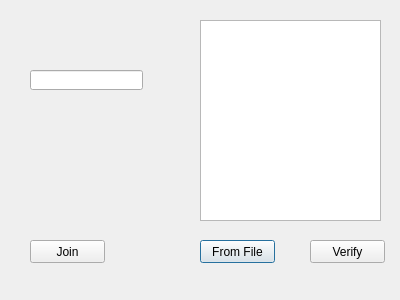
This is QtClient/QtClient/SettingsWindowJoin.ui in motykatomasz/CoreWar-Client_QT as Qt 5 draws it before an edit. The edited form follows.
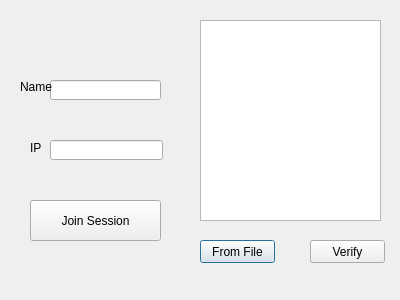
This is the edited form.

Patch:
```diff
--- a/QtClient/QtClient/SettingsWindowJoin.ui
+++ b/QtClient/QtClient/SettingsWindowJoin.ui
@@ -53,25 +53,61 @@
    <property name="geometry">
     <rect>
      <x>30</x>
-     <y>240</y>
-     <width>75</width>
-     <height>23</height>
+     <y>200</y>
+     <width>131</width>
+     <height>41</height>
     </rect>
    </property>
    <property name="text">
-    <string>Join</string>
+    <string>Join Session</string>
    </property>
   </widget>
   <widget class="QLineEdit" name="nameLine">
    <property name="geometry">
     <rect>
-     <x>30</x>
-     <y>70</y>
+     <x>50</x>
+     <y>80</y>
+     <width>111</width>
+     <height>20</height>
+    </rect>
+   </property>
+  </widget>
+  <widget class="QLabel" name="label">
+   <property name="geometry">
+    <rect>
+     <x>20</x>
+     <y>80</y>
+     <width>47</width>
+     <height>13</height>
+    </rect>
+   </property>
+   <property name="text">
+    <string>Name</string>
+   </property>
+  </widget>
+  <widget class="QLineEdit" name="lineIP">
+   <property name="geometry">
+    <rect>
+     <x>50</x>
+     <y>140</y>
      <width>113</width>
      <height>20</height>
     </rect>
    </property>
   </widget>
+  <widget class="QLabel" name="label_6">
+   <property name="geometry">
+    <rect>
+     <x>30</x>
+     <y>140</y>
+     <width>21</width>
+     <height>16</height>
+    </rect>
+   </property>
+   <property name="text">
+    <string>IP</string>
+   </property>
+  </widget>
  </widget>
  <layoutdefault spacing="6" margin="11"/>
  <resources/>
```
